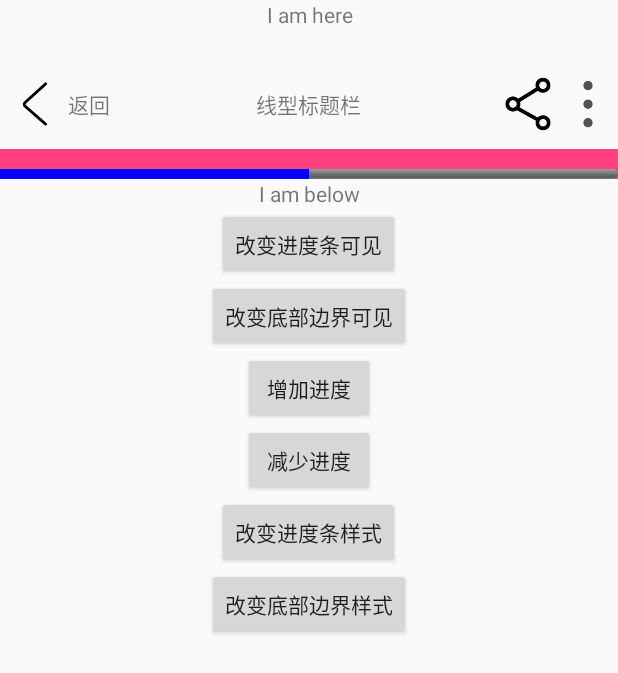
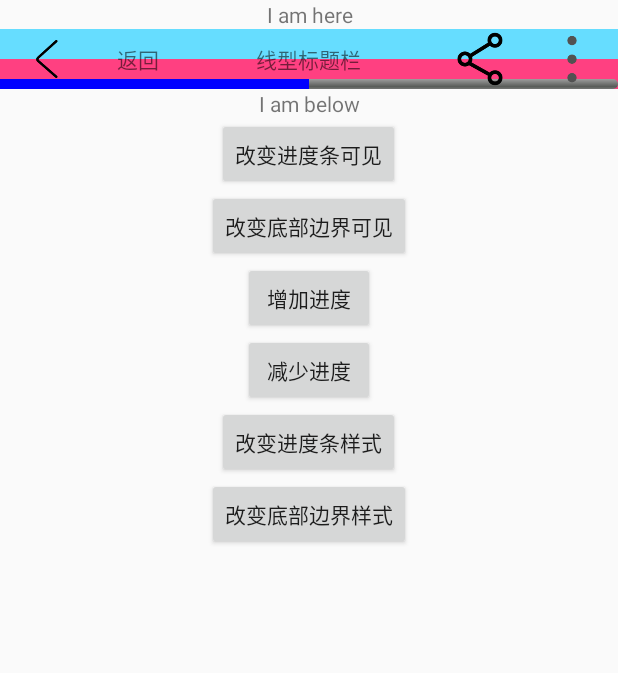
Before and after one commit to BrotooLu/android-demo, an Android app: the LineTitleActivity screen opened directly, with no data from a screen before it, on a phone screen of 412 x 824 dp. Shown: the top 673 px of the screen. Run offline under Robolectric (Android 15) with nearby library versions, the phone set to English and light mode, and no system bars.

Commit message:
LinleTitleLayout with percent

```diff
--- a/b2lib/src/main/java/com/bro2/ui/LineTitleLayout.java
+++ b/b2lib/src/main/java/com/bro2/ui/LineTitleLayout.java
@@ -10,6 +10,7 @@ import android.os.Build;
 import android.util.AttributeSet;
 import android.view.View;
 import android.view.ViewGroup;
+import android.view.ViewParent;
 
 import com.bro2.b2lib.R;
 
@@ -17,7 +18,6 @@ import com.bro2.b2lib.R;
  * Created by Brotoo on 2018/6/21
  */
 public class LineTitleLayout extends ViewGroup {
-    private int height = -1;
     private Drawable borderDrawable;
     private int borderHeight;
     private boolean borderVisible;
@@ -49,7 +49,6 @@ public class LineTitleLayout extends ViewGroup {
     private void saveAttributes(Context context, AttributeSet attrs, int defStyleAttr, int defStyleRes) {
         TypedArray a = context.obtainStyledAttributes(attrs, R.styleable.LineTitleLayout, defStyleAttr, defStyleRes);
         if (a == null) {
-            height = getDefaultHeight();
             borderDrawable = null;
             borderHeight = getDefaultBorderHeight();
             borderVisible = true;
@@ -61,7 +60,6 @@ public class LineTitleLayout extends ViewGroup {
         }
 
         try {
-            height = a.getDimensionPixelSize(R.styleable.LineTitleLayout_height, getDefaultHeight());
             borderDrawable = a.getDrawable(R.styleable.LineTitleLayout_borderDrawable);
             borderHeight = a.getDimensionPixelSize(R.styleable.LineTitleLayout_borderHeight, getDefaultBorderHeight());
             borderVisible = a.getBoolean(R.styleable.LineTitleLayout_borderVisible, true);
@@ -82,9 +80,60 @@ public class LineTitleLayout extends ViewGroup {
 
     @Override
     protected void onMeasure(int widthMeasureSpec, int heightMeasureSpec) {
-        int mode = MeasureSpec.getMode(heightMeasureSpec);
-        measureChildren(widthMeasureSpec, MeasureSpec.makeMeasureSpec(height, mode));
-        setMeasuredDimension(MeasureSpec.getSize(widthMeasureSpec), height);
+        final int widthSize = MeasureSpec.getSize(widthMeasureSpec);
+        final int widthMode = MeasureSpec.getMode(widthMeasureSpec);
+        final int heightSize = MeasureSpec.getSize(heightMeasureSpec);
+        final int heightMode = MeasureSpec.getMode(heightMeasureSpec);
+        final int childCount = getChildCount();
+
+        for (int i = 0; i < childCount; ++i) {
+            final View child = getChildAt(i);
+            if (child.getVisibility() == GONE) {
+                continue;
+            }
+
+            LayoutParams params = (LayoutParams) child.getLayoutParams();
+            final float widthPercent = params.widthPercent;
+            final int childHeightMeasureSpec = getChildMeasureSpec(heightMeasureSpec, 0, params.height);
+            final int childWidthMeasureSpec;
+            if (widthPercent > 0 && widthPercent <= 1 && widthSize > 0) {
+                childWidthMeasureSpec = MeasureSpec.makeMeasureSpec((int) (widthSize * widthPercent), MeasureSpec.EXACTLY);
+            } else {
+                childWidthMeasureSpec = getChildMeasureSpec(widthMeasureSpec, 0, params.width);
+            }
+
+            child.measure(childWidthMeasureSpec, childHeightMeasureSpec);
+        }
+
+        int width;
+        if (widthMode == MeasureSpec.EXACTLY) {
+            width = widthSize;
+        } else {
+            width = 0;
+            for (int i = 0; i < childCount; ++i) {
+                width += getChildAt(i).getMeasuredWidth();
+            }
+
+            if (width < widthSize || widthMode == MeasureSpec.AT_MOST) {
+                width = widthSize;
+            }
+        }
+
+        int height;
+        if (heightMode == MeasureSpec.EXACTLY) {
+            height = heightSize;
+        } else {
+            height = 0;
+            for (int i = 0; i < childCount; ++i) {
+                height = Math.max(getChildAt(i).getMeasuredHeight(), height);
+            }
+
+            if (height > heightSize) {
+                height = heightSize;
+            }
+        }
+
+        setMeasuredDimension(width, height);
     }
 
     @Override
@@ -106,6 +155,7 @@ public class LineTitleLayout extends ViewGroup {
             }
 
             int width = getMeasuredWidth();
+            int height = getMeasuredHeight();
             int childHeight = child.getMeasuredHeight();
             int top = (height - childHeight) / 2;
             int childWidth = child.getMeasuredWidth();
@@ -149,10 +199,6 @@ public class LineTitleLayout extends ViewGroup {
             progressDrawable.draw(canvas);
             canvas.restore();
         }
-    }
-
-    private int getDefaultHeight() {
-        return 300;
     }
 
     private int getDefaultBorderHeight() {
@@ -241,6 +287,7 @@ public class LineTitleLayout extends ViewGroup {
         String element;
         String action;
         boolean primary;
+        float widthPercent;
 
         public LayoutParams(Context c, AttributeSet attrs) {
             super(c, attrs);
@@ -251,6 +298,7 @@ public class LineTitleLayout extends ViewGroup {
                     element = a.getString(R.styleable.LineTitleLayout_Layout_element);
                     action = a.getString(R.styleable.LineTitleLayout_Layout_action);
                     primary = a.getBoolean(R.styleable.LineTitleLayout_Layout_primary, false);
+                    widthPercent = a.getFloat(R.styleable.LineTitleLayout_Layout_widthPercent, 0);
                 } finally {
                     a.recycle();
                 }
@@ -269,6 +317,7 @@ public class LineTitleLayout extends ViewGroup {
                 element = params.element;
                 action = params.action;
                 primary = params.primary;
+                widthPercent = params.widthPercent;
             }
         }
     }
--- a/b2lib/src/main/res/values/attrs.xml
+++ b/b2lib/src/main/res/values/attrs.xml
@@ -2,7 +2,6 @@
 <resources>
 
     <declare-styleable name="LineTitleLayout">
-        <attr name="height" format="dimension" />
         <attr name="borderDrawable" format="reference|color" />
         <attr name="borderHeight" format="dimension" />
         <attr name="borderVisible" format="boolean" />
@@ -16,6 +15,7 @@
         <attr name="element" format="string" />
         <attr name="action" format="string" />
         <attr name="primary" format="boolean" />
+        <attr name="widthPercent" format="float" />
     </declare-styleable>
 
 </resources>
--- a/demo/src/main/res/layout/activity_line_title.xml
+++ b/demo/src/main/res/layout/activity_line_title.xml
@@ -2,8 +2,8 @@
 <LinearLayout xmlns:android="http://schemas.android.com/apk/res/android"
     xmlns:app="http://schemas.android.com/apk/res-auto"
     xmlns:tools="http://schemas.android.com/tools"
-    android:layout_width="match_parent"
-    android:layout_height="match_parent"
+    android:layout_width="wrap_content"
+    android:layout_height="wrap_content"
     android:orientation="vertical"
     tools:context="com.bro2.demo.entry.DgActivity">
 
@@ -16,20 +16,21 @@
 
     <com.bro2.ui.LineTitleLayout
         android:id="@+id/ltl_title"
-        android:layout_width="match_parent"
-        android:layout_height="match_parent"
+        android:layout_width="wrap_content"
+        android:layout_height="wrap_content"
+        android:background="#6df"
         app:borderDrawable="@color/colorAccent"
         app:borderHeight="20dp"
-        app:height="100dp"
         app:progress="50"
         app:progressDrawable="@drawable/progress_horizontal_drawable">
 
         <ImageView
-            android:layout_width="45dp"
-            android:layout_height="45dp"
+            android:layout_width="40dp"
+            android:layout_height="40dp"
             android:src="@drawable/back"
             app:action="back"
-            app:element="backIcon" />
+            app:element="backIcon"
+            app:widthPercent="0.15" />
 
         <TextView
             android:layout_width="wrap_content"
@@ -37,15 +38,16 @@
             android:gravity="center"
             android:text="返回"
             app:action="back"
-            app:element="backTxt" />
+            app:element="backTxt"
+            app:widthPercent="0.15" />
 
         <TextView
             android:layout_width="wrap_content"
             android:layout_height="wrap_content"
-            android:padding="5dp"
             android:text="线型标题栏"
             app:element="title"
-            app:primary="true" />
+            app:primary="true"
+            app:widthPercent="0" />
 
 
         <ImageView
@@ -53,14 +55,16 @@
             android:layout_height="40dp"
             android:src="@drawable/share"
             app:action="share"
-            app:element="share" />
+            app:element="share"
+            app:widthPercent="0.15" />
 
         <ImageView
-            android:layout_width="40dp"
+            android:layout_width="10dp"
             android:layout_height="40dp"
             android:src="@drawable/more"
             app:action="more"
-            app:element="more" />
+            app:element="more"
+            app:widthPercent="0.15" />
 
     </com.bro2.ui.LineTitleLayout>
 
```
Also changed, not shown: 1 other file.
